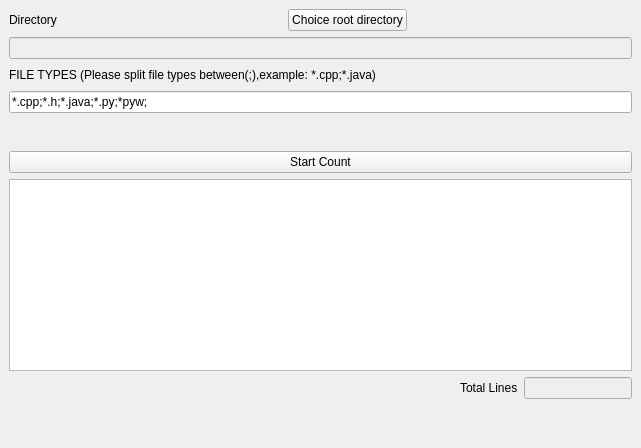
Above: CodeLineCounter/MainWindow.ui from duoduo3369/GUI before the change. Below: the same form after it.
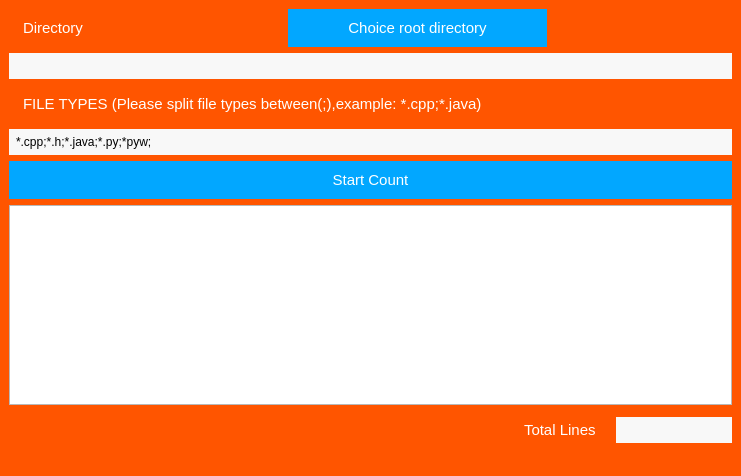
That is the form after the change. Icons and pictures are not drawn.

The edit to the form file:
```diff
--- a/CodeLineCounter/MainWindow.ui
+++ b/CodeLineCounter/MainWindow.ui
@@ -6,13 +6,63 @@
    <rect>
     <x>0</x>
     <y>0</y>
-    <width>641</width>
-    <height>448</height>
+    <width>741</width>
+    <height>476</height>
    </rect>
   </property>
   <property name="windowTitle">
    <string>CodeLineCounter</string>
   </property>
+  <property name="styleSheet">
+   <string notr="true">QMainWindow
+{
+	
+	background-color:rgb(255, 85, 0)
+}
+QLabel
+{
+	color:rgb(255, 255, 255);
+	padding:10px;
+	font-family: &quot;Verdana&quot;;
+	font-size: 15px;
+	text-align: center;
+}
+QLineEdit
+{
+	color:rgb(0,0,0);
+	background-color:#F8F8F8;
+	border:0;
+	padding:5px 5px;
+}
+QPushButton
+{
+	color: rgb(255, 255, 255);
+	background-color:rgb(2, 167, 255);
+	border:none;
+    padding: 10px 60px;
+	font-family: &quot;Verdana&quot;;
+	font-size: 15px;
+	text-align: center;
+}
+QPushButton:hover, QPushButton:pressed , QPushButton:checked
+{
+	background-color:rgb(10, 128, 255);
+	padding-right: 20px;	
+	font-weight:100
+}
+QPushButton:hover
+{
+	background-image: url(:/icon/next_dark);
+	background-repeat:no-repeat;
+	background-position: center left;
+}
+QPushButton:pressed, QPushButton:checked
+{
+	background-image: url(:/icon/next_light);
+	background-repeat:no-repeat;
+	background-position: center left;
+}</string>
+  </property>
   <widget class="QWidget" name="centralWidget">
    <layout class="QGridLayout" name="gridLayout_3">
     <item row="0" column="0" colspan="3">
@@ -29,6 +79,9 @@
         <property name="orientation">
          <enum>Qt::Horizontal</enum>
         </property>
+        <property name="sizeType">
+         <enum>QSizePolicy::Expanding</enum>
+        </property>
         <property name="sizeHint" stdset="0">
          <size>
           <width>40</width>
@@ -39,6 +92,12 @@
       </item>
       <item row="0" column="2">
        <widget class="QPushButton" name="choiceRootDicButton">
+        <property name="sizePolicy">
+         <sizepolicy hsizetype="Maximum" vsizetype="Fixed">
+          <horstretch>40</horstretch>
+          <verstretch>0</verstretch>
+         </sizepolicy>
+        </property>
         <property name="text">
          <string>Choice root directory</string>
         </property>
@@ -49,6 +108,9 @@
         <property name="orientation">
          <enum>Qt::Horizontal</enum>
         </property>
+        <property name="sizeType">
+         <enum>QSizePolicy::Expanding</enum>
+        </property>
         <property name="sizeHint" stdset="0">
          <size>
           <width>40</width>
@@ -118,7 +180,14 @@
      </widget>
     </item>
     <item row="4" column="0" colspan="3">
-     <widget class="QListWidget" name="listWidget"/>
+     <widget class="QListWidget" name="listWidget">
+      <property name="minimumSize">
+       <size>
+        <width>0</width>
+        <height>200</height>
+       </size>
+      </property>
+     </widget>
     </item>
     <item row="5" column="0">
      <spacer name="horizontalSpacer_4">
@@ -147,6 +216,12 @@
         <property name="enabled">
          <bool>false</bool>
         </property>
+        <property name="minimumSize">
+         <size>
+          <width>100</width>
+          <height>0</height>
+         </size>
+        </property>
        </widget>
       </item>
      </layout>
```
